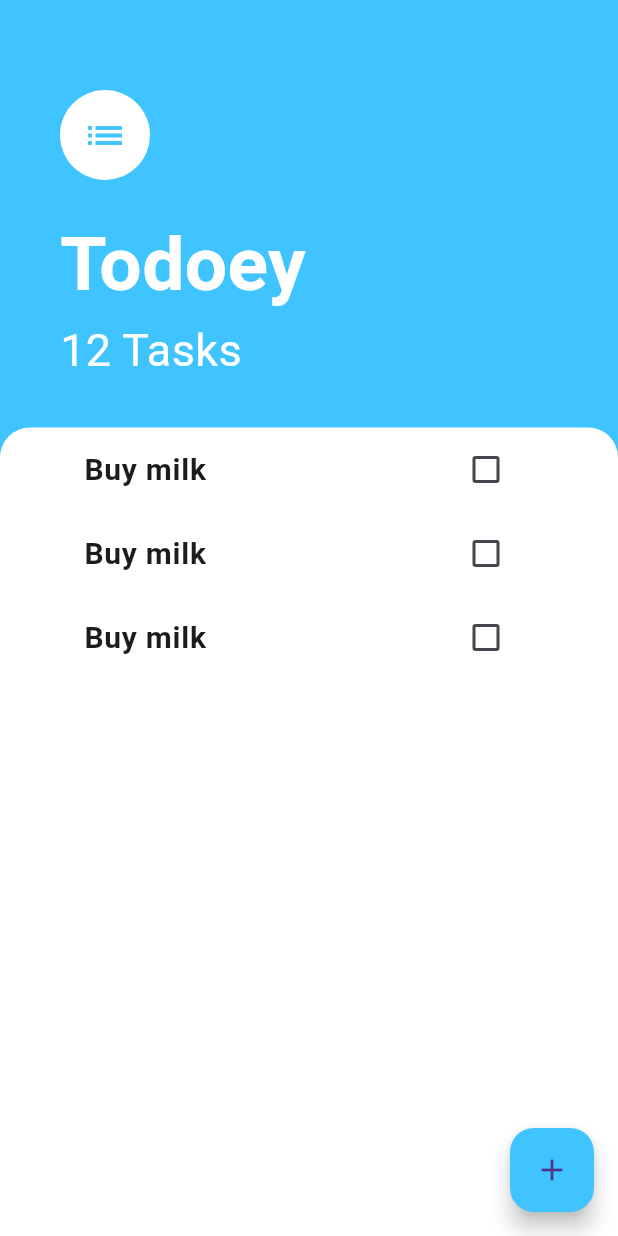
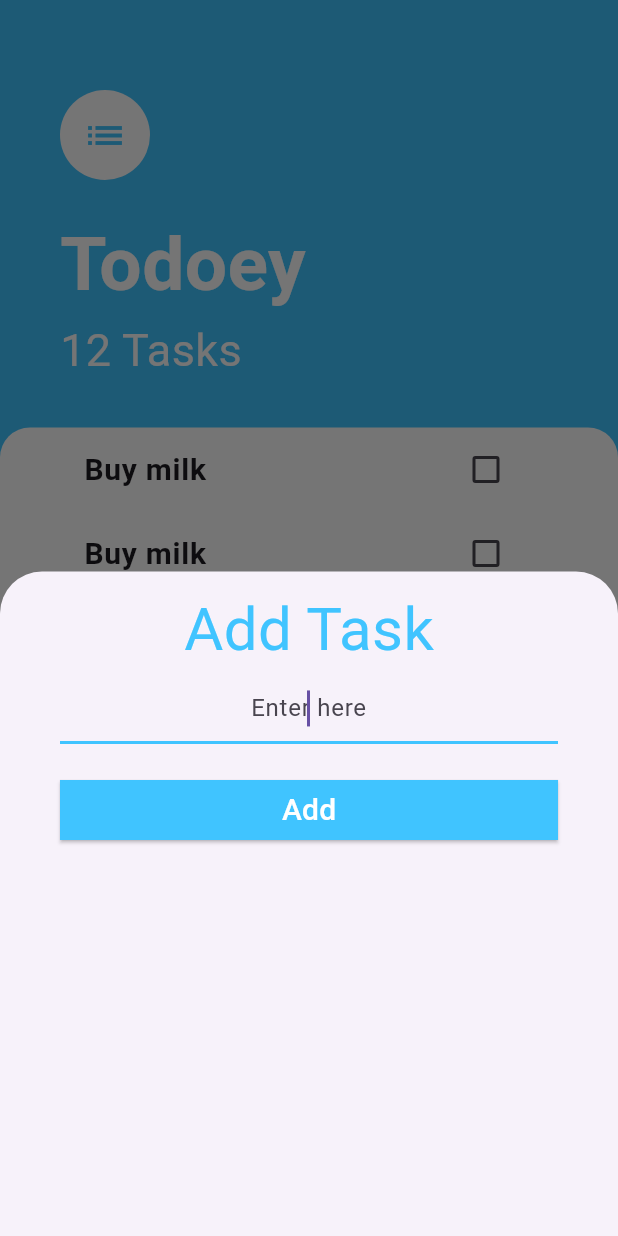
Before and after one commit to Yutarop/to_do_list_app, a Flutter app: the screen it shows after launch, after a tap on the "add" icon, on a phone screen of 412 x 824 dp. Run offline on Flutter 3.47's test engine with Material 3 defaults, Android fonts, the phone set to English and light mode, and no system bars.

Commit message:
add functionality to the button placed at the bottom of the right corner

```diff
--- a/lib/screens/tasks_screen.dart
+++ b/lib/screens/tasks_screen.dart
@@ -1,10 +1,8 @@
 import 'package:flutter/material.dart';
 import 'package:to_do_list_app/widgets/tasks_list.dart';
+import 'package:to_do_list_app/screens/add_task_screen.dart';
 
 class TasksScreen extends StatelessWidget {
-  bool isChecked = false;
-
-  TasksScreen({super.key});
 
   @override
   Widget build(BuildContext context) {
@@ -13,7 +11,15 @@ class TasksScreen extends StatelessWidget {
       floatingActionButton: FloatingActionButton(
         backgroundColor: Colors.lightBlueAccent,
         child: Icon(Icons.add),
-        onPressed: (){},
+        onPressed: (){
+          showModalBottomSheet(
+              context: context,
+              isScrollControlled: true,
+              builder: (context) => SingleChildScrollView(
+                child: Container(
+                  padding: EdgeInsets.only(bottom: MediaQuery.of(context).viewInsets.bottom),
+                  child: AddTaskScreen())));
+        },
       ),
       body: Column(
         crossAxisAlignment: CrossAxisAlignment.start,
```
